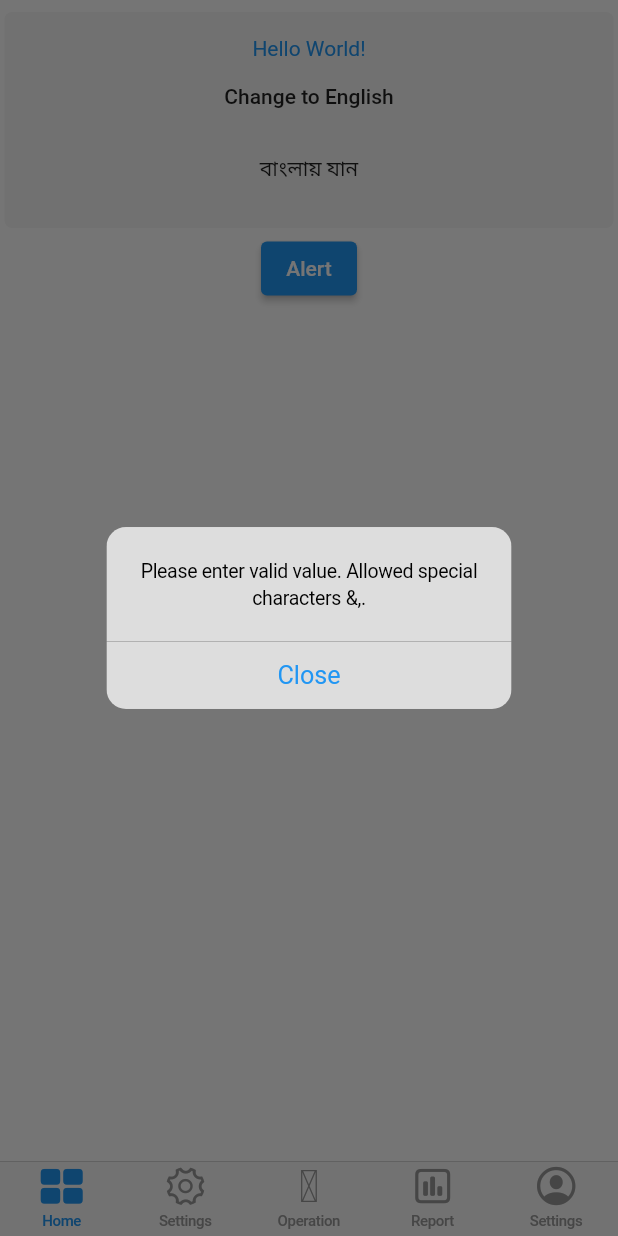
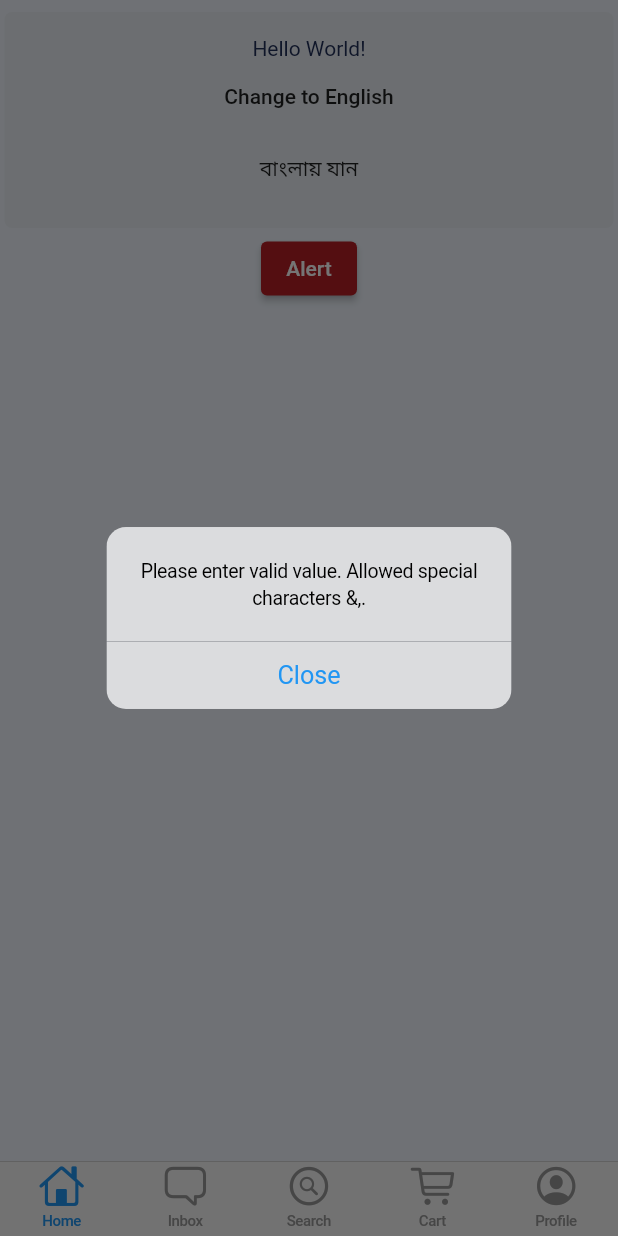
Before and after one commit to Sabuj-Kumar/ecomarce_project_masala_bazar, a Flutter app: the screen it shows after launch, after a tap on "Alert", on a phone screen of 412 x 824 dp. Run offline on Flutter 3.47's test engine with Material 2 defaults, Android fonts, the phone set to English and light mode, and no system bars; our stand-ins replace connectivity, fluro, flutter_svg, flutter_vector_icons, get, modal_bottom_sheet and 2 more; accounts and stored records are empty; generated files the repository leaves out were written again; project files that could hold a hidden picture were left out.

Commit message:
Theme color,internet and location permission added

```diff
--- a/lib/components/themes/app_themedata.dart
+++ b/lib/components/themes/app_themedata.dart
@@ -15,37 +15,37 @@ class AppThemeData {
       backgroundColor: Colors.white,
       cardColor: Colors.grey[300],
       // scaffoldBackgroundColor: Colors.grey[100],
-      scaffoldBackgroundColor: Colors.white,
-      textTheme: TextTheme(
-        bodyText1: const TextStyle(
-          color: Colors.black,
+      scaffoldBackgroundColor: bgColor,
+      textTheme:  const TextTheme(
+        bodyText1: TextStyle(
+          color: secondaryColor,
         ),
-        bodyText2: const TextStyle(
-          color: primaryColor,
+        bodyText2: TextStyle(
+          color: secondaryColor,
         ),
-        headline1: const TextStyle(
-          color: Colors.black,
+        headline1: TextStyle(
+          color: secondaryColor,
         ),
-        headline2: const TextStyle(
-          color: Colors.black,
+        headline2: TextStyle(
+          color: secondaryColor,
         ),
-        headline3: const TextStyle(
-          color: Colors.black,
+        headline3: TextStyle(
+          color: secondaryColor,
         ),
-        headline4: const TextStyle(
-          color: Colors.black,
+        headline4: TextStyle(
+          color: secondaryColor,
         ),
-        headline5: const TextStyle(
-          color: Colors.black,
+        headline5: TextStyle(
+          color: secondaryColor,
         ),
-        headline6: const TextStyle(
-          color: Colors.black,
+        headline6: TextStyle(
+          color: secondaryColor,
         ),
-        subtitle1: const TextStyle(
-          color: Colors.black,
+        subtitle1: TextStyle(
+          color: secondaryColor,
         ),
         caption: TextStyle(
-          color: Colors.grey[900],
+          color: secondaryColor,
         ),
       ),
       appBarTheme: AppBarTheme(
--- a/lib/config/theme_config.dart
+++ b/lib/config/theme_config.dart
@@ -2,7 +2,12 @@ import 'package:flutter/material.dart';
 
 const MaterialColor materialColor = Colors.blue;
 const primaryColor = Colors.blue;
-const secondaryColor = Color(0xFF2A2D3E);
-const bgColor = Color(0xFF212332);
+const secondaryColor = Color(0xFF21305A);
+const bgColor = Color(0xffF1F7FF);
+const bgColorDark = Color(0xffB6D5FF);
+const searchBarBgColor = Color(0xffFAFAFA);
+const buttonColor = Color(0xffB81E25);
+const cardColor = Color(0xffFFFFFF);
+const textColor = Color(0xff585D69);
 
 const defaultPadding = 16.0;
--- a/lib/pages/home/dashboard_page.dart
+++ b/lib/pages/home/dashboard_page.dart
@@ -1,3 +1,4 @@
+import 'package:efgecom/config/theme_config.dart';
 import 'package:flutter/material.dart';
 import 'package:flutter/cupertino.dart';
 import 'package:efgecom/components/cards/custom_card.dart';
@@ -59,6 +60,7 @@ class _DashboardPageState extends State<DashboardPage> {
               ),
             ),
             ElevatedButton(
+              style: ElevatedButton.styleFrom(primary: buttonColor),
               onPressed: () {
                 CustomToast.show(
                     message:
--- a/lib/pages/home/home.dart
+++ b/lib/pages/home/home.dart
@@ -6,19 +6,22 @@ import 'package:efgecom/pages/menu/side_menu.dart';
 
 class HomePage extends StatefulWidget {
   final int? index;
+
   const HomePage({Key? key, this.index}) : super(key: key);
+
   @override
   State<StatefulWidget> createState() {
     return _HomePageState();
   }
 
-  // @override
-  // _HomePageState createState() => _HomePageState();
+// @override
+// _HomePageState createState() => _HomePageState();
 }
 
 class _HomePageState extends State<HomePage> with WidgetsBindingObserver {
   GlobalKey<ScaffoldState> scaffoldKey = GlobalKey<ScaffoldState>();
   int _index = 0;
+
   @override
   void initState() {
     if (widget.index != null) {
@@ -50,32 +53,33 @@ class _HomePageState extends State<HomePage> with WidgetsBindingObserver {
           });
         },
         items: <BottomNavigationBarItem>[
-          BottomNavigationBarItem(
-            icon: Icon(_index == 0
-                ? CupertinoIcons.rectangle_grid_2x2_fill
-                : CupertinoIcons.rectangle_grid_2x2),
+          const BottomNavigationBarItem(
+            icon: Icon(CupertinoIcons.home),
             label: 'Home',
           ),
           BottomNavigationBarItem(
-            icon: Icon(
-                _index == 2 ? CupertinoIcons.gear_solid : CupertinoIcons.gear),
-            label: 'Settings',
+            icon: Icon(_index == 1
+                ? CupertinoIcons.bubble_right_fill
+                : CupertinoIcons.bubble_right),
+            label: 'Inbox',
           ),
-          const BottomNavigationBarItem(
-            icon: Icon(Fontisto.shopping_pos_machine),
-            label: 'Operation',
+          BottomNavigationBarItem(
+            icon: Icon(_index == 2
+                ? CupertinoIcons.search_circle_fill
+                : CupertinoIcons.search_circle),
+            label: 'Search',
           ),
           BottomNavigationBarItem(
             icon: Icon(_index == 3
-                ? CupertinoIcons.chart_bar_square_fill
-                : CupertinoIcons.chart_bar_square),
-            label: 'Report',
+                ? CupertinoIcons.cart_fill
+                : CupertinoIcons.cart),
+            label: 'Cart',
           ),
           const BottomNavigationBarItem(
             icon: Icon(
               CupertinoIcons.profile_circled,
             ),
-            label: 'Settings',
+            label: 'Profile',
           ),
         ],
       ),
--- a/pubspec.yaml
+++ b/pubspec.yaml
@@ -87,7 +87,7 @@ flutter:
   assets:
     - lang/en.json
     - lang/bn.json
-    - assets/images/
+#    - assets/images/
     - assets/icons/
   # To add assets to your application, add an assets section, like this:
   # assets:
```
Also changed, not shown: pubspec.lock, 3 other files.
